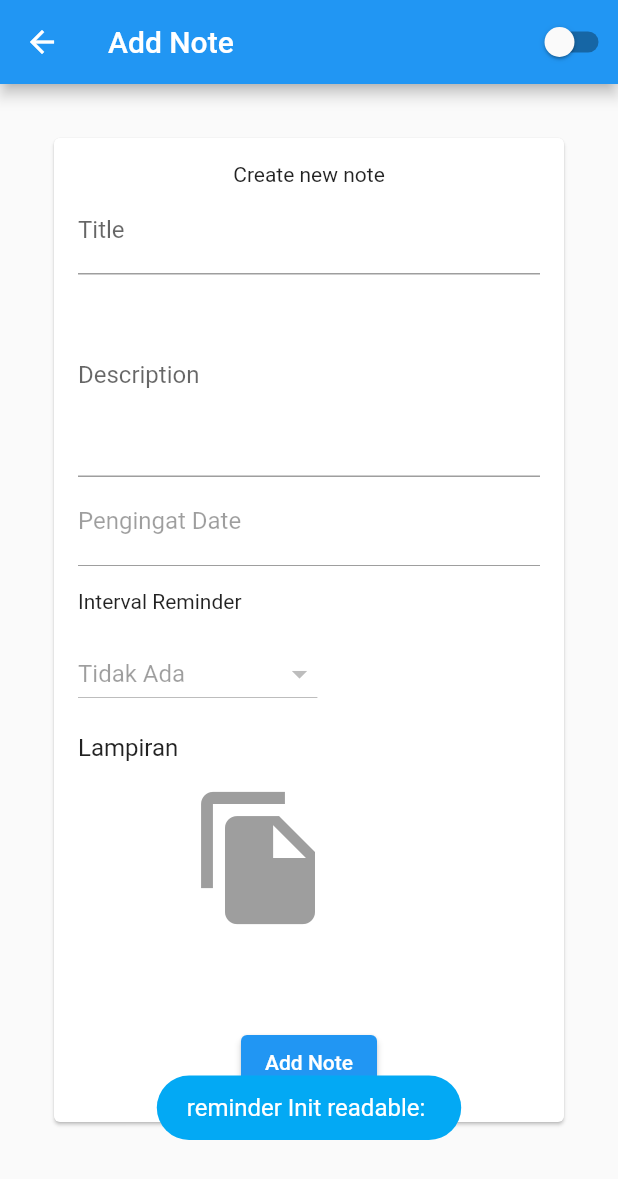
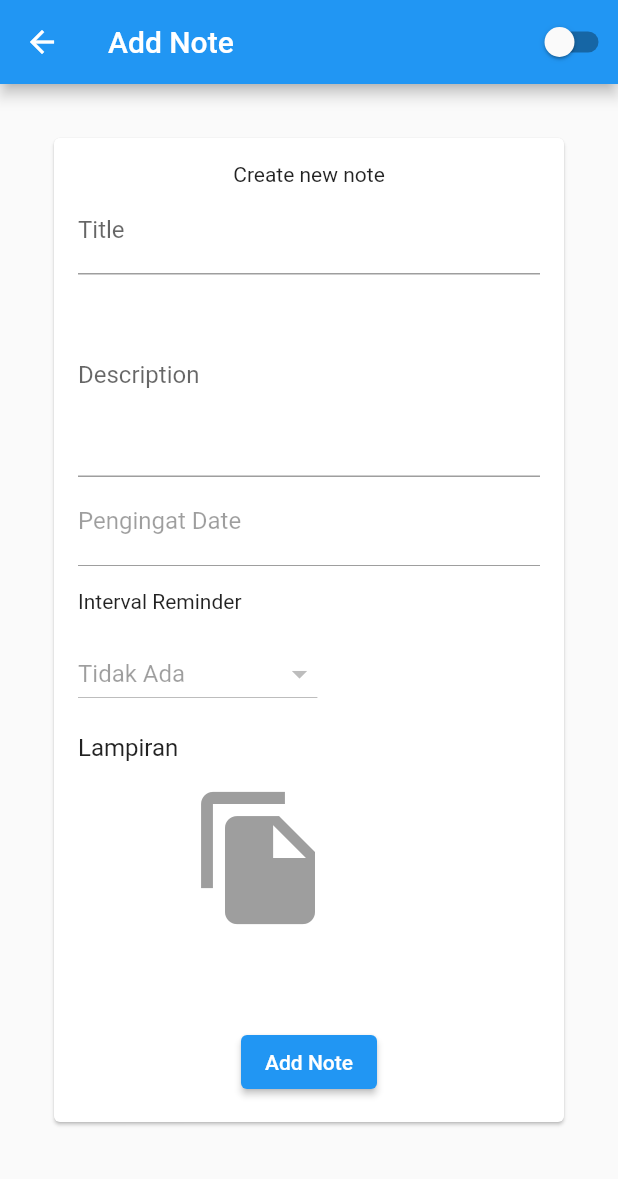
Before and after one commit to imaldi/persiapan_test_deptech, a Flutter app: the AddOrEditNotesScreen screen opened directly, on a phone screen of 412 x 824 dp. Shown: the top 1179 px of the screen. Run offline on Flutter 3.47's test engine with Material 2 defaults, Android fonts, the phone set to English and light mode, and no system bars; our stand-ins replace bloc, equatable, file_picker, flutter_bloc, fluttertoast, image_picker and 2 more; accounts and stored records are empty.

Commit message:
removing unnecessary toasts

```diff
--- a/lib/presentation/screens/add_or_edit_notes_screen.dart
+++ b/lib/presentation/screens/add_or_edit_notes_screen.dart
@@ -42,8 +42,8 @@ class _AddOrEditNotesScreenState extends State<AddOrEditNotesScreen> {
     filePath = widget.catatan?.lampiran ?? "";
     reminderIntervalInMinute = (widget.catatan?.intervalPengingat ?? 0) ~/ 60;
     dateTimePengingat = widget.catatan?.waktuPengingat;
-    myToast("reminder Init: $reminderIntervalInMinute");
-    myToast("reminder Init readable: ${durationMinuteToHumanReadable(reminderIntervalInMinute)}");
+    // myToast("reminder Init: $reminderIntervalInMinute");
+    // myToast("reminder Init readable: ${durationMinuteToHumanReadable(reminderIntervalInMinute)}");
     titleController.text = widget.catatan?.title ?? "";
     descController.text = widget.catatan?.description ?? "";
     pengingatDateController.text =
```
